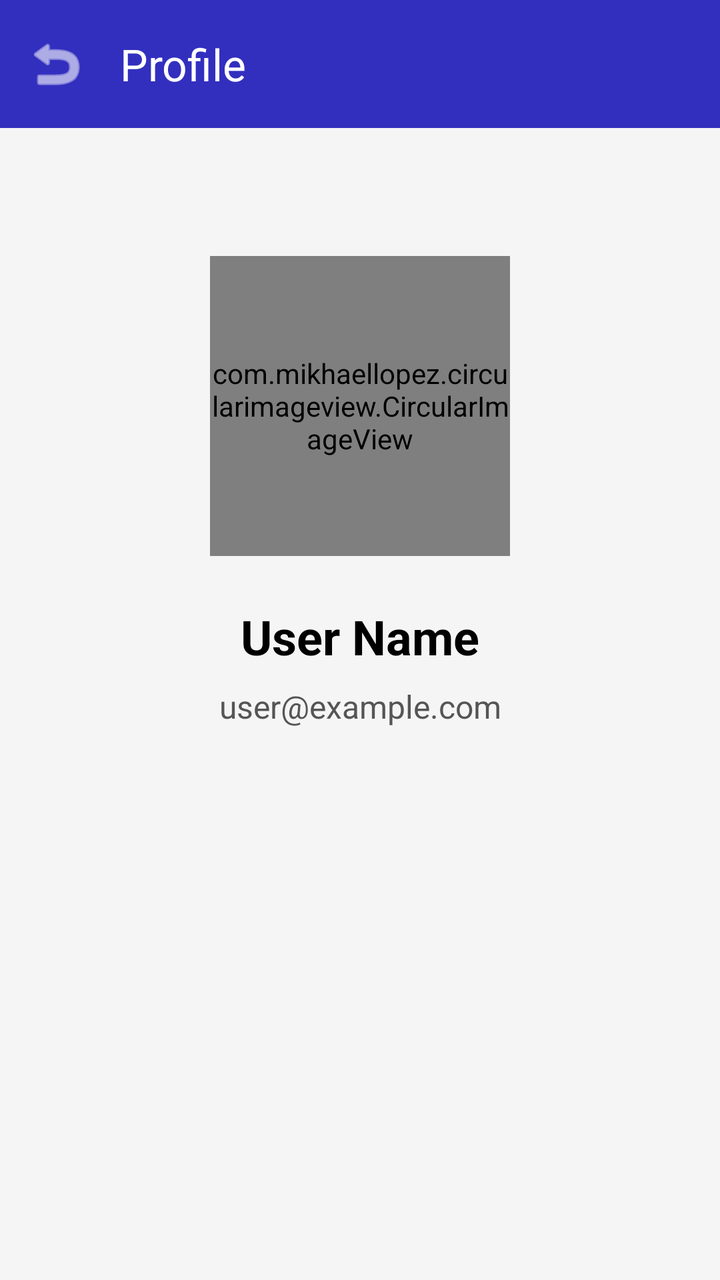
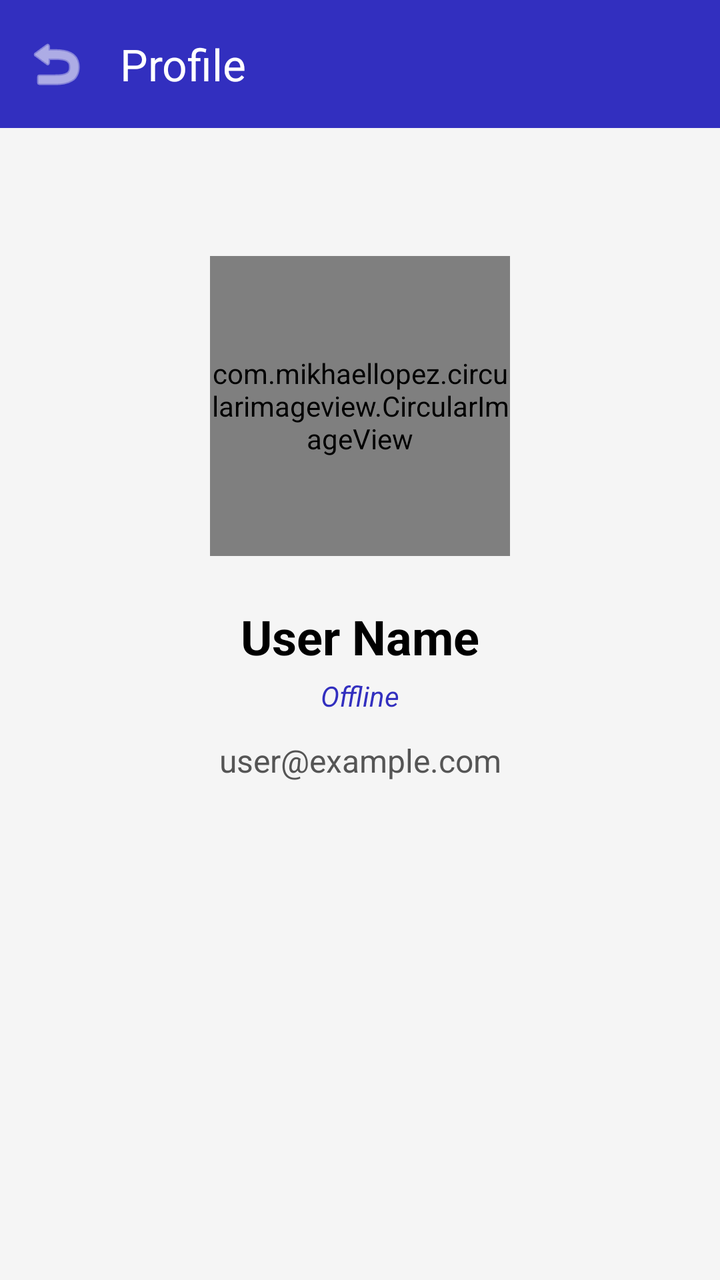

Screens rendered from an Android XML layout before and after an edit, with the pre-edit source and the edit as a unified diff.
<!-- AndroidManifest.xml: application theme Theme.ChatApp -->
<!-- res/layout/activity_profile.xml -->
<?xml version="1.0" encoding="utf-8"?>
<androidx.constraintlayout.widget.ConstraintLayout xmlns:android="http://schemas.android.com/apk/res/android"
    xmlns:app="http://schemas.android.com/apk/res-auto"
    xmlns:tools="http://schemas.android.com/tools"
    android:id="@+id/profileRoot"
    android:layout_width="match_parent"
    android:layout_height="match_parent"
    android:background="#F5F5F5"
    tools:context=".ui.ProfileActivity">

    <com.google.android.material.appbar.AppBarLayout
        android:id="@+id/appBarLayout"
        android:layout_width="match_parent"
        android:layout_height="wrap_content"
        app:layout_constraintTop_toTopOf="parent">

        <com.google.android.material.appbar.MaterialToolbar
            android:id="@+id/toolbar"
            android:layout_width="match_parent"
            android:layout_height="?attr/actionBarSize"
            android:background="@color/darkBlue"
            app:title="Profile"
            app:titleTextColor="@color/white"
            app:navigationIcon="@android:drawable/ic_menu_revert"
            app:navigationIconTint="@color/white" />
    </com.google.android.material.appbar.AppBarLayout>

    <com.mikhaellopez.circularimageview.CircularImageView
        android:id="@+id/profileImageLarge"
        android:layout_width="150dp"
        android:layout_height="150dp"
        android:layout_marginTop="64dp"
        android:src="@drawable/profile"
        app:civ_border_color="@color/darkBlue"
        app:civ_border_width="2dp"
        app:civ_shadow="true"
        app:civ_shadow_radius="10dp"
        app:layout_constraintEnd_toEndOf="parent"
        app:layout_constraintStart_toStartOf="parent"
        app:layout_constraintTop_toBottomOf="@id/appBarLayout" />

    <TextView
        android:id="@+id/profileNameLarge"
        android:layout_width="wrap_content"
        android:layout_height="wrap_content"
        android:layout_marginTop="24dp"
        android:text="User Name"
        android:textColor="@color/black"
        android:textSize="24sp"
        android:textStyle="bold"
        app:layout_constraintEnd_toEndOf="parent"
        app:layout_constraintStart_toStartOf="parent"
        app:layout_constraintTop_toBottomOf="@+id/profileImageLarge" />

    <TextView
        android:id="@+id/profileEmailLarge"
        android:layout_width="wrap_content"
        android:layout_height="wrap_content"
        android:layout_marginTop="8dp"
        android:text="user@example.com"
        android:textColor="#555555"
        android:textSize="16sp"
        app:layout_constraintEnd_toEndOf="parent"
        app:layout_constraintStart_toStartOf="parent"
        app:layout_constraintTop_toBottomOf="@+id/profileNameLarge" />

    <Button
        android:id="@+id/btnChangeProfilePicture"
        android:layout_width="wrap_content"
        android:layout_height="wrap_content"
        android:layout_marginTop="32dp"
        android:text="Change Profile Picture"
        android:visibility="gone"
        app:layout_constraintEnd_toEndOf="parent"
        app:layout_constraintStart_toStartOf="parent"
        app:layout_constraintTop_toBottomOf="@+id/profileEmailLarge" />

    <Button
        android:id="@+id/btnSaveProfile"
        android:layout_width="wrap_content"
        android:layout_height="wrap_content"
        android:layout_marginTop="16dp"
        android:text="Save"
        android:visibility="gone"
        app:layout_constraintEnd_toEndOf="parent"
        app:layout_constraintStart_toStartOf="parent"
        app:layout_constraintTop_toBottomOf="@+id/btnChangeProfilePicture" />

</androidx.constraintlayout.widget.ConstraintLayout>
<!-- resources referenced by this layout -->
<resources>
  <color name="black">#FF000000</color>
  <color name="darkBlue">#322fbf</color>
  <color name="white">#FFFFFFFF</color>
  <!-- drawable profile (drawable) -->
  <vector xmlns:android="http://schemas.android.com/apk/res/android"
      android:width="24dp"
      android:height="24dp"
      android:viewportWidth="24"
      android:viewportHeight="24"
      android:tint="@color/darkBlue">
  
      <path
          android:fillColor="@android:color/white"
          android:pathData="M12,2C6.48,2 2,6.48 2,12s4.48,10 10,10 10,-4.48 10,-10S17.52,2 12,2zM12,6c1.93,0 3.5,1.57 3.5,3.5S13.93,13 12,13s-3.5,-1.57 -3.5,-3.5S10.07,6 12,6zM12,20c-2.03,0 -3.8,-1.02 -4.85,-2.55 0.03,-1.61 3.22,-2.45 4.85,-2.45s4.82,0.84 4.85,2.45C15.8,18.98 14.03,20 12,20z"/>
  </vector>
  <style name="Theme.ChatApp" parent="Base.Theme.ChatApp" />
  <style name="Base.Theme.ChatApp" parent="Theme.Material3.DayNight.NoActionBar">
          
          <item name="colorPrimary">@color/darkBlue</item>
          <item name="colorOnPrimary">@color/white</item>
          <item name="android:statusBarColor">@color/white</item>
      </style>
</resources>

<!-- the commit's change to res/layout/activity_profile.xml (unified diff, before → after) -->
@@ -53,16 +53,29 @@
         app:layout_constraintTop_toBottomOf="@+id/profileImageLarge" />
 
     <TextView
+        android:id="@+id/profileStatus"
+        android:layout_width="wrap_content"
+        android:layout_height="wrap_content"
+        android:layout_marginTop="4dp"
+        android:text="Offline"
+        android:textColor="@color/darkBlue"
+        android:textSize="14sp"
+        android:textStyle="italic"
+        app:layout_constraintEnd_toEndOf="parent"
+        app:layout_constraintStart_toStartOf="parent"
+        app:layout_constraintTop_toBottomOf="@+id/profileNameLarge" />
+
+    <TextView
         android:id="@+id/profileEmailLarge"
         android:layout_width="wrap_content"
         android:layout_height="wrap_content"
-        android:layout_marginTop="8dp"
+        android:layout_marginTop="12dp"
         android:text="user@example.com"
         android:textColor="#555555"
         android:textSize="16sp"
         app:layout_constraintEnd_toEndOf="parent"
         app:layout_constraintStart_toStartOf="parent"
-        app:layout_constraintTop_toBottomOf="@+id/profileNameLarge" />
+        app:layout_constraintTop_toBottomOf="@+id/profileStatus" />
 
     <Button
         android:id="@+id/btnChangeProfilePicture"
